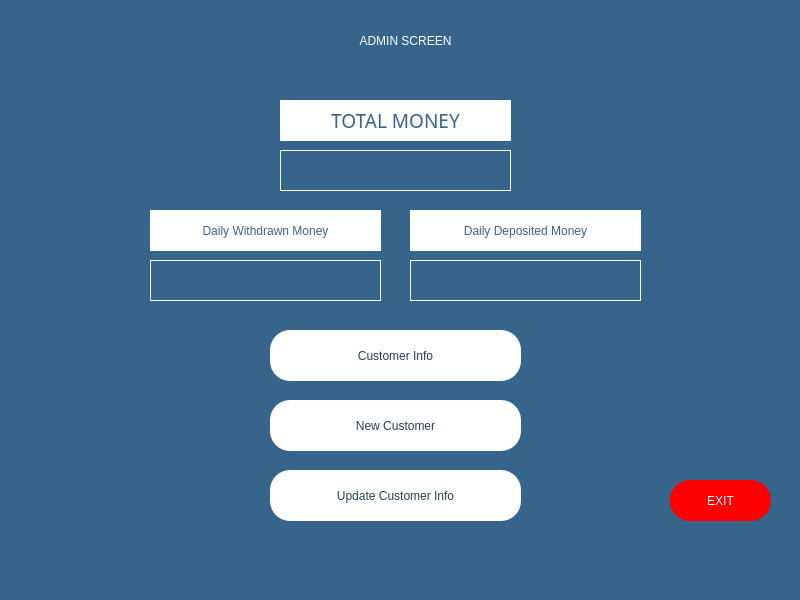
The window that newadminpage.ui (melihorhanyilmaz/Project) describes before a commit, drawn with Qt 5.
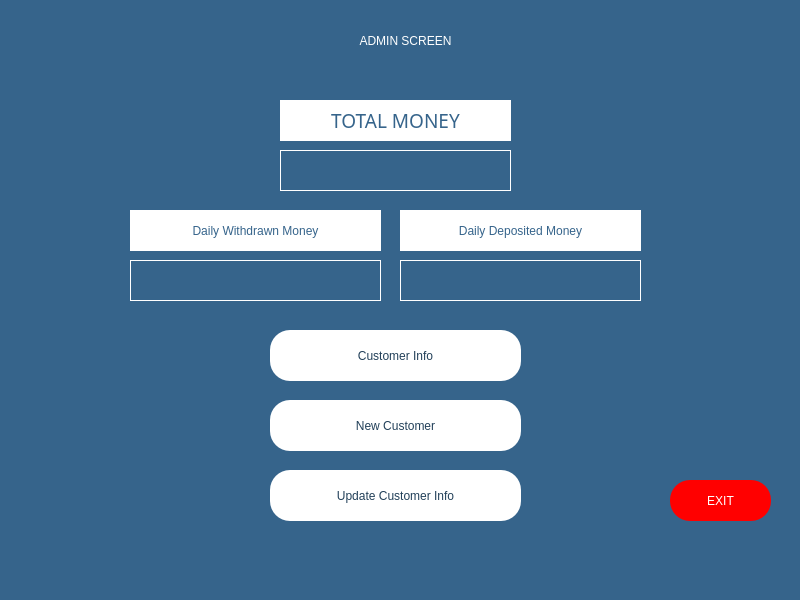
The same window after the commit. Icons and pictures are not drawn.

Patch:
```diff
--- a/newadminpage.ui
+++ b/newadminpage.ui
@@ -198,9 +198,9 @@
    <widget class="QLabel" name="la_withdraw">
     <property name="geometry">
      <rect>
-      <x>150</x>
+      <x>130</x>
       <y>210</y>
-      <width>231</width>
+      <width>251</width>
       <height>41</height>
      </rect>
     </property>
@@ -222,9 +222,9 @@
    <widget class="QLabel" name="la_deposit">
     <property name="geometry">
      <rect>
-      <x>410</x>
+      <x>400</x>
       <y>210</y>
-      <width>231</width>
+      <width>241</width>
       <height>41</height>
      </rect>
     </property>
@@ -272,9 +272,9 @@
    <widget class="QLabel" name="la_dailywithdraw">
     <property name="geometry">
      <rect>
-      <x>150</x>
+      <x>130</x>
       <y>260</y>
-      <width>231</width>
+      <width>251</width>
       <height>41</height>
      </rect>
     </property>
@@ -295,9 +295,9 @@
    <widget class="QLabel" name="la_dailydeposit">
     <property name="geometry">
      <rect>
-      <x>410</x>
+      <x>400</x>
       <y>260</y>
-      <width>231</width>
+      <width>241</width>
       <height>41</height>
      </rect>
     </property>
```
